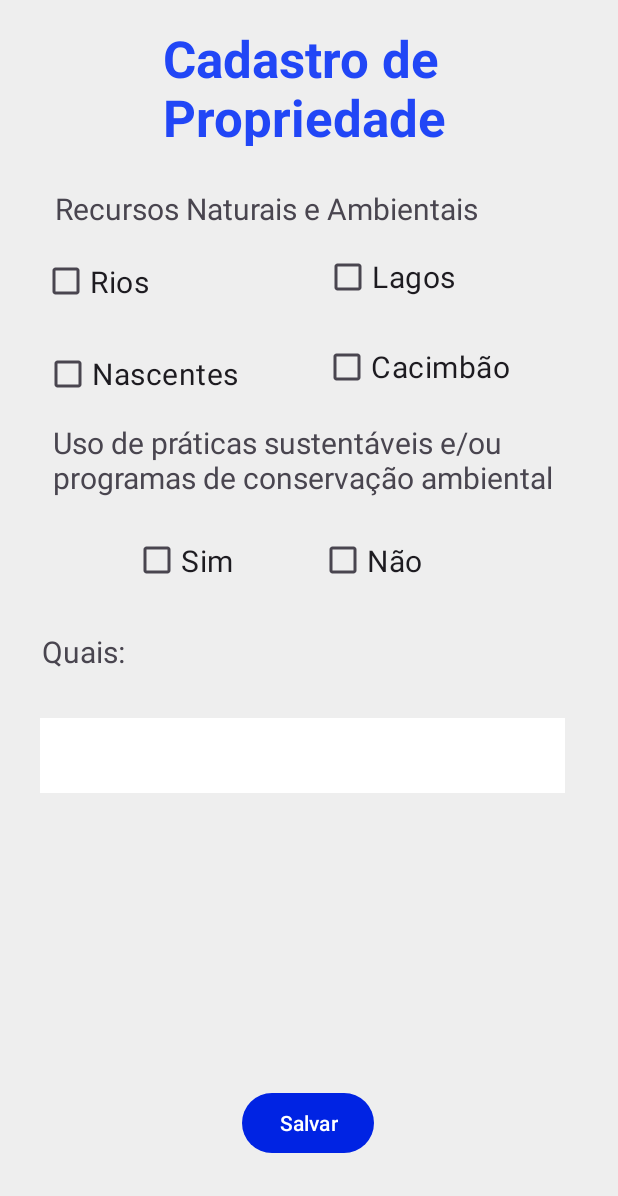
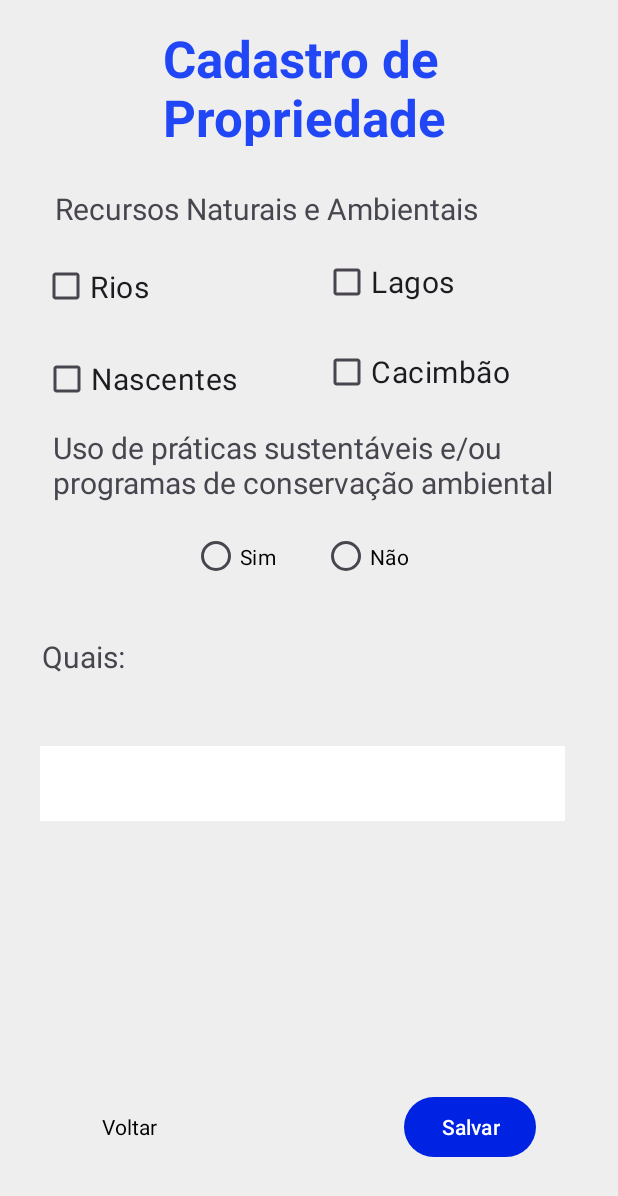
Before and after one commit to Luis098765/RumimWeb, an Android app: the CadastroDePropriedade2 screen opened directly, with no data from a screen before it, on a phone screen of 412 x 824 dp. Shown: the top 1196 px of the screen. Run offline under Robolectric (Android 15) with nearby library versions, the phone set to English and light mode, and no system bars; our stand-ins replace Firebase (no records; nobody signed in at launch, a user with empty details on screens opened directly).

Commit message:
Botões das práticas sustentáveis consertados

```diff
--- a/app/src/main/java/com/example/teste/CadastroDePropriedade1.kt
+++ b/app/src/main/java/com/example/teste/CadastroDePropriedade1.kt
@@ -28,9 +28,10 @@ class CadastroDePropriedade1 : AppCompatActivity() {
 
             if (nome.isNotEmpty() && localizacao.isNotEmpty()) {
                 createProperty()
+
+                val navegarCadastroDePropriedade2 = Intent(this,CadastroDePropriedade2::class.java)
+                startActivity(navegarCadastroDePropriedade2)
             }
-            val navegarCadastroDePropriedade2 = Intent(this,CadastroDePropriedade2::class.java)
-            startActivity(navegarCadastroDePropriedade2)
         }
     }
 
--- a/app/src/main/java/com/example/teste/CadastroDePropriedade2.kt
+++ b/app/src/main/java/com/example/teste/CadastroDePropriedade2.kt
@@ -1,11 +1,29 @@
 package com.example.teste
 
+import android.content.Intent
 import androidx.appcompat.app.AppCompatActivity
 import android.os.Bundle
+import com.example.teste.databinding.ActivityCadastroDePropriedade1Binding
+import com.example.teste.databinding.ActivityCadastroDePropriedade2Binding
+import com.google.firebase.auth.FirebaseAuth
+import com.google.firebase.firestore.FirebaseFirestore
 
 class CadastroDePropriedade2 : AppCompatActivity() {
+    private lateinit var auth: FirebaseAuth
+    private var binding: ActivityCadastroDePropriedade2Binding? = null
+    private val db = FirebaseFirestore.getInstance()
+
     override fun onCreate(savedInstanceState: Bundle?) {
         super.onCreate(savedInstanceState)
         setContentView(R.layout.activity_cadastro_de_propriedade2)
+        binding = ActivityCadastroDePropriedade2Binding.inflate(layoutInflater)
+        setContentView(binding?.root)
+
+        auth = FirebaseAuth.getInstance()
+
+        binding?.btVoltar?.setOnClickListener {
+            val voltarTela = Intent (this,CadastroDePropriedade1::class.java)
+            startActivity(voltarTela)
+        }
     }
 }
--- a/app/src/main/res/layout/activity_cadastro_de_propriedade2.xml
+++ b/app/src/main/res/layout/activity_cadastro_de_propriedade2.xml
@@ -47,20 +47,37 @@
         app:layout_constraintStart_toStartOf="parent"
         app:layout_constraintTop_toBottomOf="@+id/checkNascentes" />
 
+    <Button
+        android:id="@+id/btVoltar"
+        android:layout_width="87dp"
+        android:layout_height="49dp"
+        android:layout_marginStart="32dp"
+        android:layout_marginBottom="40dp"
+        android:backgroundTint="#00000000"
+        android:text="Voltar"
+        android:textAppearance="@style/TextAppearance.AppCompat.Small"
+        android:textColor="@color/black"
+        app:layout_constraintBottom_toBottomOf="@+id/btSalvar"
+        app:layout_constraintEnd_toStartOf="@+id/btSalvar"
+        app:layout_constraintHorizontal_bias="0.073"
+        app:layout_constraintStart_toStartOf="parent"
+        app:layout_constraintTop_toTopOf="@+id/btSalvar"
+        app:layout_constraintVertical_bias="0.024" />
+
     <EditText
         android:id="@+id/editTextText6"
         android:layout_width="350dp"
         android:layout_height="50dp"
+        android:background="@color/white"
+        android:backgroundTint="@color/white"
         android:ems="10"
         android:inputType="text"
-        android:background="@color/white"
-        android:backgroundTint="@color/white"
         app:layout_constraintBottom_toBottomOf="parent"
         app:layout_constraintEnd_toEndOf="parent"
         app:layout_constraintHorizontal_bias="0.426"
         app:layout_constraintStart_toStartOf="parent"
         app:layout_constraintTop_toBottomOf="@+id/textView22"
-        app:layout_constraintVertical_bias="0.319"
+        app:layout_constraintVertical_bias="0.356"
         tools:ignore="MissingConstraints" />
 
     <CheckBox
@@ -71,21 +88,24 @@
         android:textSize="20sp"
         app:layout_constraintBottom_toBottomOf="parent"
         app:layout_constraintEnd_toStartOf="@+id/checkLagos"
-        app:layout_constraintHorizontal_bias="0.216"
+        app:layout_constraintHorizontal_bias="0.218"
         app:layout_constraintStart_toStartOf="parent"
         app:layout_constraintTop_toBottomOf="@+id/textView19"
-        app:layout_constraintVertical_bias="0.015" />
+        app:layout_constraintVertical_bias="0.02" />
 
     <CheckBox
         android:id="@+id/checkLagos"
         android:layout_width="wrap_content"
         android:layout_height="wrap_content"
         android:layout_marginTop="8dp"
-        android:layout_marginEnd="108dp"
         android:text="Lagos"
         android:textSize="20sp"
+        app:layout_constraintBottom_toTopOf="@+id/textView22"
         app:layout_constraintEnd_toEndOf="parent"
-        app:layout_constraintTop_toBottomOf="@+id/textView19" />
+        app:layout_constraintHorizontal_bias="0.664"
+        app:layout_constraintStart_toStartOf="parent"
+        app:layout_constraintTop_toBottomOf="@+id/textView19"
+        app:layout_constraintVertical_bias="0.043" />
 
     <CheckBox
         android:id="@+id/checkCacimbao"
@@ -94,47 +114,25 @@
         android:layout_marginTop="12dp"
         android:text="Cacimbão"
         android:textSize="20sp"
+        app:layout_constraintBottom_toTopOf="@+id/textView22"
         app:layout_constraintEnd_toEndOf="parent"
         app:layout_constraintHorizontal_bias="0.75"
         app:layout_constraintStart_toStartOf="parent"
-        app:layout_constraintTop_toBottomOf="@+id/checkLagos" />
+        app:layout_constraintTop_toBottomOf="@+id/checkLagos"
+        app:layout_constraintVertical_bias="0.0" />
 
     <CheckBox
         android:id="@+id/checkNascentes"
         android:layout_width="wrap_content"
         android:layout_height="wrap_content"
-        android:layout_marginEnd="32dp"
         android:text="Nascentes"
         android:textSize="20sp"
         app:layout_constraintBottom_toBottomOf="parent"
         app:layout_constraintEnd_toStartOf="@+id/checkCacimbao"
-        app:layout_constraintHorizontal_bias="0.549"
+        app:layout_constraintHorizontal_bias="0.337"
         app:layout_constraintStart_toStartOf="parent"
         app:layout_constraintTop_toBottomOf="@+id/checkRios"
         app:layout_constraintVertical_bias="0.021" />
-
-    <CheckBox
-        android:id="@+id/checkboxSIM"
-        android:layout_width="86dp"
-        android:layout_height="50dp"
-        android:layout_marginTop="8dp"
-        android:text="Sim"
-        android:textSize="20sp"
-        app:layout_constraintEnd_toStartOf="@+id/checkBox"
-        app:layout_constraintHorizontal_bias="0.7"
-        app:layout_constraintStart_toStartOf="parent"
-        app:layout_constraintTop_toBottomOf="@+id/textView22" />
-
-    <CheckBox
-        android:id="@+id/checkBox"
-        android:layout_width="87dp"
-        android:layout_height="50dp"
-        android:layout_marginTop="8dp"
-        android:layout_marginEnd="112dp"
-        android:text="Não"
-        android:textSize="20sp"
-        app:layout_constraintEnd_toEndOf="parent"
-        app:layout_constraintTop_toBottomOf="@+id/textView22" />
 
     <TextView
         android:id="@+id/textView17"
@@ -151,16 +149,41 @@
         app:layout_constraintVertical_bias="0.0" />
 
     <Button
-        android:id="@+id/botao_salvar"
+        android:id="@+id/btSalvar"
         android:layout_width="wrap_content"
         android:layout_height="wrap_content"
         android:text="Salvar"
         android:textColor="@color/white"
         app:layout_constraintBottom_toBottomOf="parent"
         app:layout_constraintEnd_toEndOf="parent"
-        app:layout_constraintHorizontal_bias="0.498"
+        app:layout_constraintHorizontal_bias="0.832"
         app:layout_constraintStart_toStartOf="parent"
         app:layout_constraintTop_toBottomOf="@+id/editTextText6"
-        app:layout_constraintVertical_bias="0.792" />
+        app:layout_constraintVertical_bias="0.786" />
+
+        <RadioButton
+        android:id="@+id/Sim"
+        android:layout_width="71dp"
+        android:layout_height="54dp"
+        android:layout_marginStart="128dp"
+        android:text="Sim"
+        android:textColor="@color/black"
+        android:textColorHighlight="@color/blue"
+        app:layout_constraintStart_toStartOf="parent"
+        app:layout_constraintTop_toBottomOf="@+id/textView22" />
+
+        <RadioButton
+        android:id="@+id/Nao"
+        android:layout_width="77dp"
+        android:layout_height="54dp"
+        android:text="Não"
+        android:textColor="@color/black"
+        android:textColorHighlight="@color/blue"
+        app:layout_constraintBottom_toBottomOf="@+id/Sim"
+        app:layout_constraintEnd_toEndOf="parent"
+        app:layout_constraintHorizontal_bias="0.111"
+        app:layout_constraintStart_toEndOf="@+id/Sim"
+        app:layout_constraintTop_toTopOf="@+id/Sim"
+        app:layout_constraintVertical_bias="0.0" />
 
 </androidx.constraintlayout.widget.ConstraintLayout>
```
